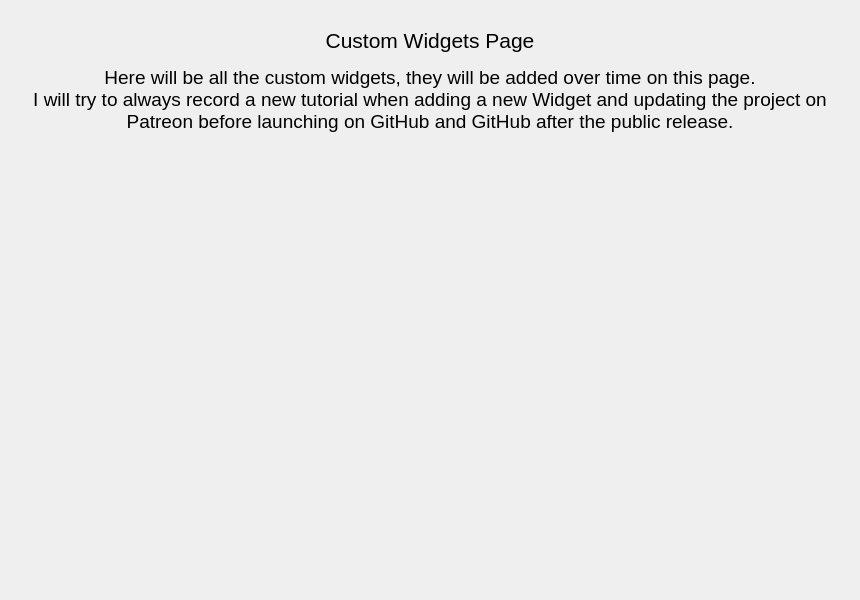
This is gui/uis/pages/main_pages.ui in Ammar434/TrafficAnalyser as Qt 5 draws it before an edit. The edited form follows.
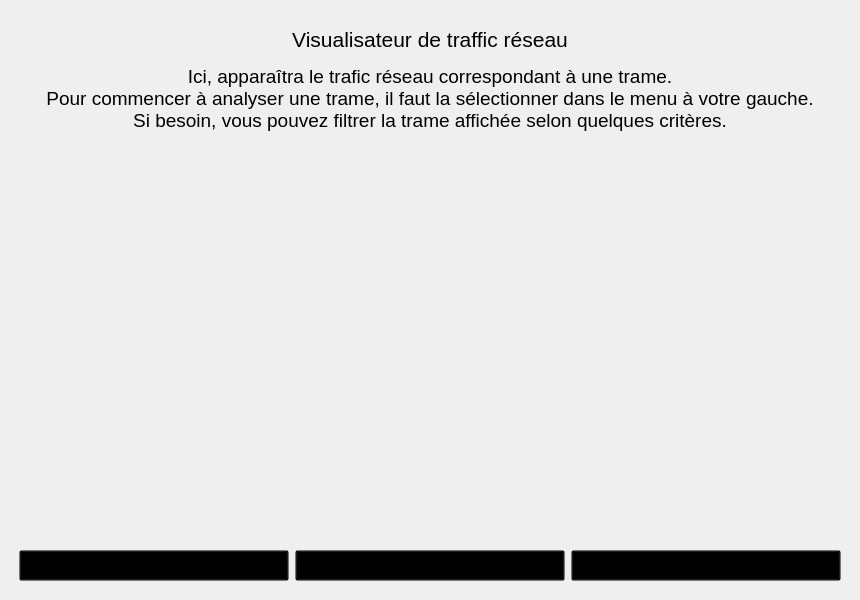
This is the edited form. Icons and pictures are not drawn.

```diff
--- a/gui/uis/pages/main_pages.ui
+++ b/gui/uis/pages/main_pages.ui
@@ -59,6 +59,9 @@
          <property name="styleSheet">
           <string notr="true">background: transparent;</string>
          </property>
+         <property name="frameShape">
+          <enum>QFrame::NoFrame</enum>
+         </property>
          <property name="widgetResizable">
           <bool>true</bool>
          </property>
@@ -67,8 +70,8 @@
            <rect>
             <x>0</x>
             <y>0</y>
-            <width>838</width>
-            <height>578</height>
+            <width>840</width>
+            <height>580</height>
            </rect>
           </property>
           <property name="styleSheet">
@@ -92,7 +95,7 @@
               <string notr="true">font-size: 16pt</string>
              </property>
              <property name="text">
-              <string>Custom Widgets Page</string>
+              <string>Visualisateur de traffic réseau</string>
              </property>
              <property name="alignment">
               <set>Qt::AlignCenter</set>
@@ -102,8 +105,11 @@
            <item>
             <widget class="QLabel" name="description_label_2">
              <property name="text">
-              <string>Here will be all the custom widgets, they will be added over time on this page.
-I will try to always record a new tutorial when adding a new Widget and updating the project on Patreon before launching on GitHub and GitHub after the public release.</string>
+              <string>Ici, apparaîtra le trafic réseau correspondant à une trame.
+Pour commencer à analyser une trame, il faut la sélectionner dans le menu à votre gauche.
+Si besoin, vous pouvez filtrer la trame affichée selon quelques critères.
+
+</string>
              </property>
              <property name="alignment">
               <set>Qt::AlignHCenter|Qt::AlignTop</set>
@@ -116,6 +122,69 @@
            <item>
             <layout class="QVBoxLayout" name="row_for_tab"/>
            </item>
+           <item>
+            <layout class="QHBoxLayout" name="horizontalLayout_ForComboBox">
+             <item>
+              <widget class="QComboBox" name="comboBox_3">
+               <property name="styleSheet">
+                <string notr="true">ComboBox */
+QComboBox{
+	background-color: rgb(27, 29, 35);
+	border-radius: 5px;
+	border: 2px solid rgb(33, 37, 43);
+	padding: 5px;
+	padding-left: 10px;
+}
+QComboBox:hover{
+	border: 2px solid rgb(64, 71, 88);
+}
+QComboBox::drop-down {
+	subcontrol-origin: padding;
+	subcontrol-position: top right;
+	width: 25px; 
+	border-left-width: 3px;
+	border-left-color: rgba(39, 44, 54, 150);
+	border-left-style: solid;
+	border-top-right-radius: 3px;
+	border-bottom-right-radius: 3px;	
+	background-image: url(:/icons/images/icons/cil-arrow-bottom.png);
+	background-position: center;
+	background-repeat: no-reperat;
+ }
+QComboBox QAbstractItemView {
+	color: rgb(255, 121, 198);	
+	background-color: rgb(33, 37, 43);
+	padding: 10px;
+	selection-background-color: rgb(39, 44, 54);
+}</string>
+               </property>
+               <item>
+                <property name="text">
+                 <string>Display all source IP</string>
+                </property>
+               </item>
+              </widget>
+             </item>
+             <item>
+              <widget class="QComboBox" name="comboBox_2">
+               <item>
+                <property name="text">
+                 <string>Display all dest IP</string>
+                </property>
+               </item>
+              </widget>
+             </item>
+             <item>
+              <widget class="QComboBox" name="comboBox">
+               <item>
+                <property name="text">
+                 <string>Display all protocol</string>
+                </property>
+               </item>
+              </widget>
+             </item>
+            </layout>
+           </item>
           </layout>
          </widget>
         </widget>
```
Left out of the diff: 4 changed lines with no effect on the pictures.
